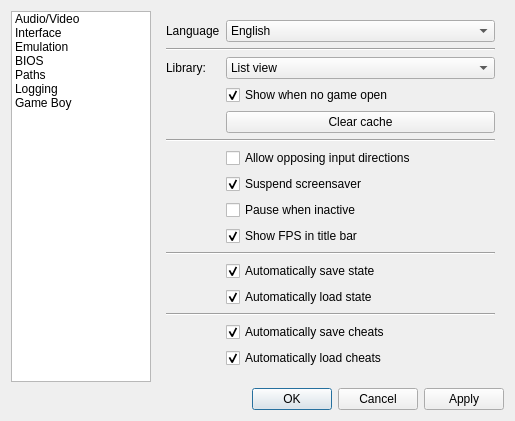
Qt form Libretro/mgba/src/platform/qt/SettingsView.ui (kiddreads/Avalon-copy2) before a commit.
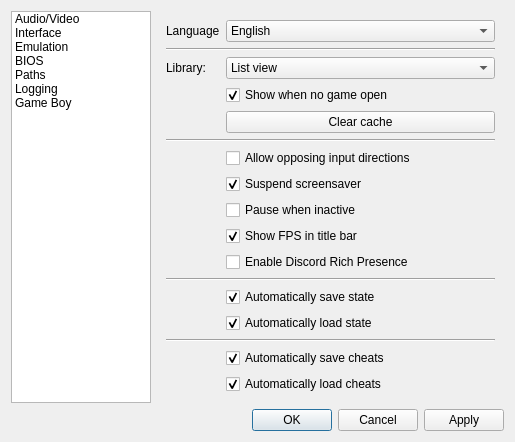
The same form after that commit. The open tabs and pages were chosen to show the change.

Commit message: Qt: Support Discord Rich Presence

The edit to the form file:
```diff
--- a/Libretro/mgba/src/platform/qt/SettingsView.ui
+++ b/Libretro/mgba/src/platform/qt/SettingsView.ui
@@ -553,21 +553,21 @@
          </property>
         </widget>
        </item>
-       <item row="10" column="0" colspan="2">
+       <item row="11" column="0" colspan="2">
         <widget class="Line" name="line_13">
          <property name="orientation">
           <enum>Qt::Horizontal</enum>
          </property>
         </widget>
        </item>
-       <item row="13" column="0" colspan="2">
+       <item row="14" column="0" colspan="2">
         <widget class="Line" name="line_16">
          <property name="orientation">
           <enum>Qt::Horizontal</enum>
          </property>
         </widget>
        </item>
-       <item row="14" column="1">
+       <item row="15" column="1">
         <widget class="QCheckBox" name="cheatAutosave">
          <property name="text">
           <string>Automatically save cheats</string>
@@ -577,7 +577,7 @@
          </property>
         </widget>
        </item>
-       <item row="15" column="1">
+       <item row="16" column="1">
         <widget class="QCheckBox" name="cheatAutoload">
          <property name="text">
           <string>Automatically load cheats</string>
@@ -587,7 +587,7 @@
          </property>
         </widget>
        </item>
-       <item row="11" column="1">
+       <item row="12" column="1">
         <widget class="QCheckBox" name="autosave">
          <property name="text">
           <string>Automatically save state</string>
@@ -597,7 +597,7 @@
          </property>
         </widget>
        </item>
-       <item row="12" column="1">
+       <item row="13" column="1">
         <widget class="QCheckBox" name="autoload">
          <property name="text">
           <string>Automatically load state</string>
@@ -607,6 +607,13 @@
          </property>
         </widget>
        </item>
+       <item row="10" column="1">
+        <widget class="QCheckBox" name="useDiscordPresence">
+         <property name="text">
+          <string>Enable Discord Rich Presence</string>
+         </property>
+        </widget>
+       </item>
       </layout>
      </widget>
      <widget class="QWidget" name="emulation">
```
The commit also changes 30 other files.
